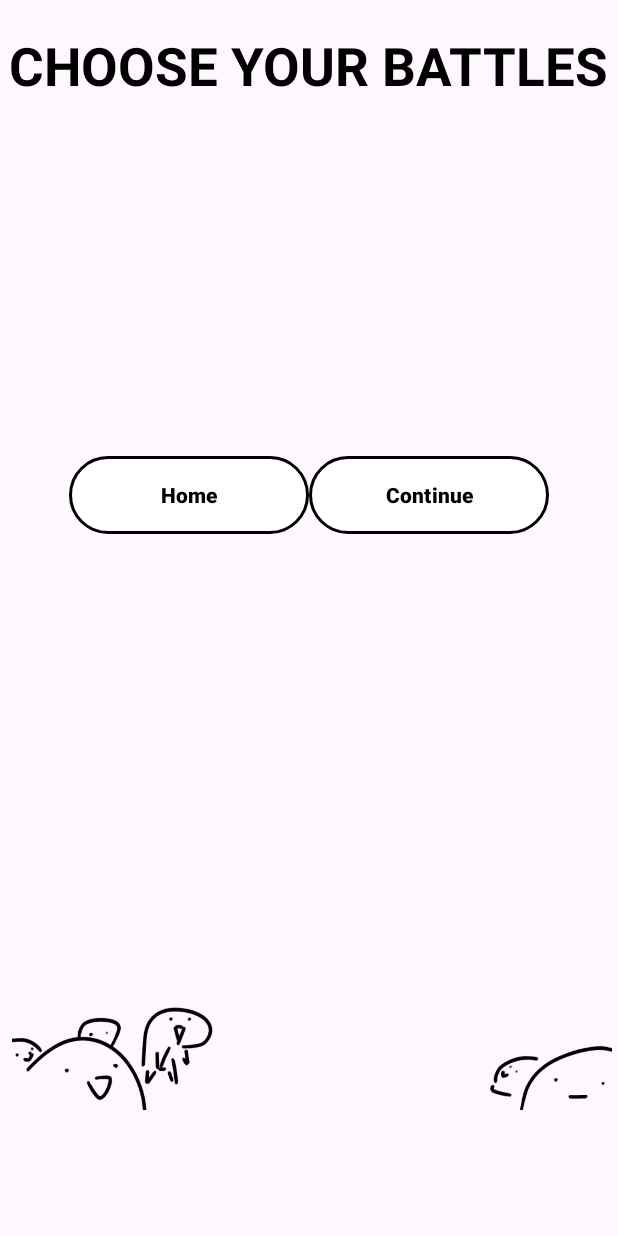
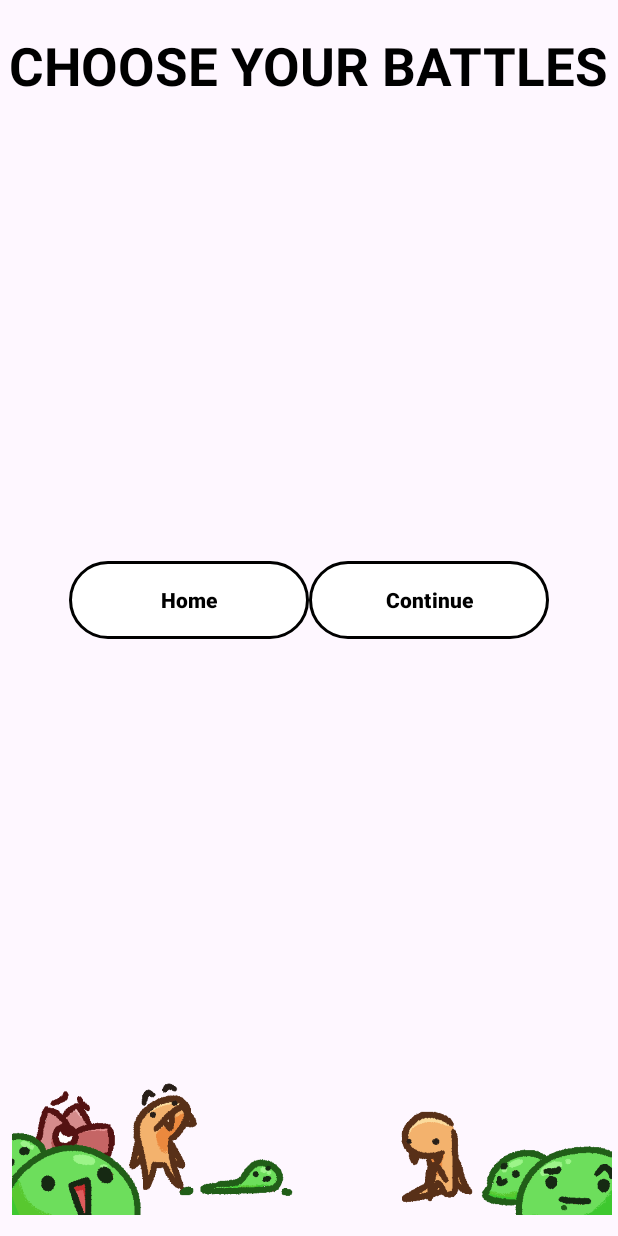
Before and after one commit to UTSA-CS-3443/MonstrousTasks, an Android app: the layout activity_start_session.xml on its own in the app's theme, with its tools: preview values and no code run, on a phone screen of 412 x 824 dp. Run offline under Robolectric (Android 15) with nearby library versions, the phone set to English and light mode, and no system bars.

Commit message:
Added new bottom_border.png. Same resolution, so no changes to code necessary

```diff
--- a/app/src/main/res/layout/activity_game.xml
+++ b/app/src/main/res/layout/activity_game.xml
@@ -28,11 +28,12 @@
         android:layout_width="wrap_content"
         android:layout_height="200dp"
         android:layout_gravity="center"
-        android:orientation="vertical">
+        android:orientation="vertical"
+        android:clipToPadding="false">
         <LinearLayout
             android:id="@+id/task_container"
             android:layout_width="wrap_content"
-            android:layout_height="match_parent"
+            android:layout_height="wrap_content"
             android:layout_gravity="center"
             android:orientation="vertical"
             />
--- a/app/src/main/res/layout/activity_start_session.xml
+++ b/app/src/main/res/layout/activity_start_session.xml
@@ -6,9 +6,21 @@
     android:layout_gravity="center"
     android:orientation="vertical">
 
+    <TextView
+        android:id="@+id/my_text_view"
+        android:layout_width="wrap_content"
+        android:layout_height="70dp"
+        android:layout_gravity="center"
+        android:paddingTop="20dp"
+        android:text="CHOOSE YOUR BATTLES"
+        android:textColor="@color/black"
+        android:textSize="35sp"
+        android:textStyle="bold" />
+
     <ScrollView
         android:layout_width="match_parent"
-        android:layout_height="300dp">
+        android:layout_height="300dp"
+        android:clipToPadding="false">
 
         <LinearLayout
             android:id="@+id/task_container"
@@ -16,16 +28,7 @@
             android:layout_height="wrap_content"
             android:orientation="vertical">
 
-            <TextView
-                android:id="@+id/my_text_view"
-                android:layout_width="wrap_content"
-                android:layout_height="70dp"
-                android:layout_gravity="center"
-                android:paddingTop="20dp"
-                android:text="CHOOSE YOUR BATTLES"
-                android:textColor="@color/black"
-                android:textSize="35sp"
-                android:textStyle="bold" />
+
         </LinearLayout>
     </ScrollView>
 
```
Also changed, not shown: app/src/main/res/drawable/bottom_border.png.
